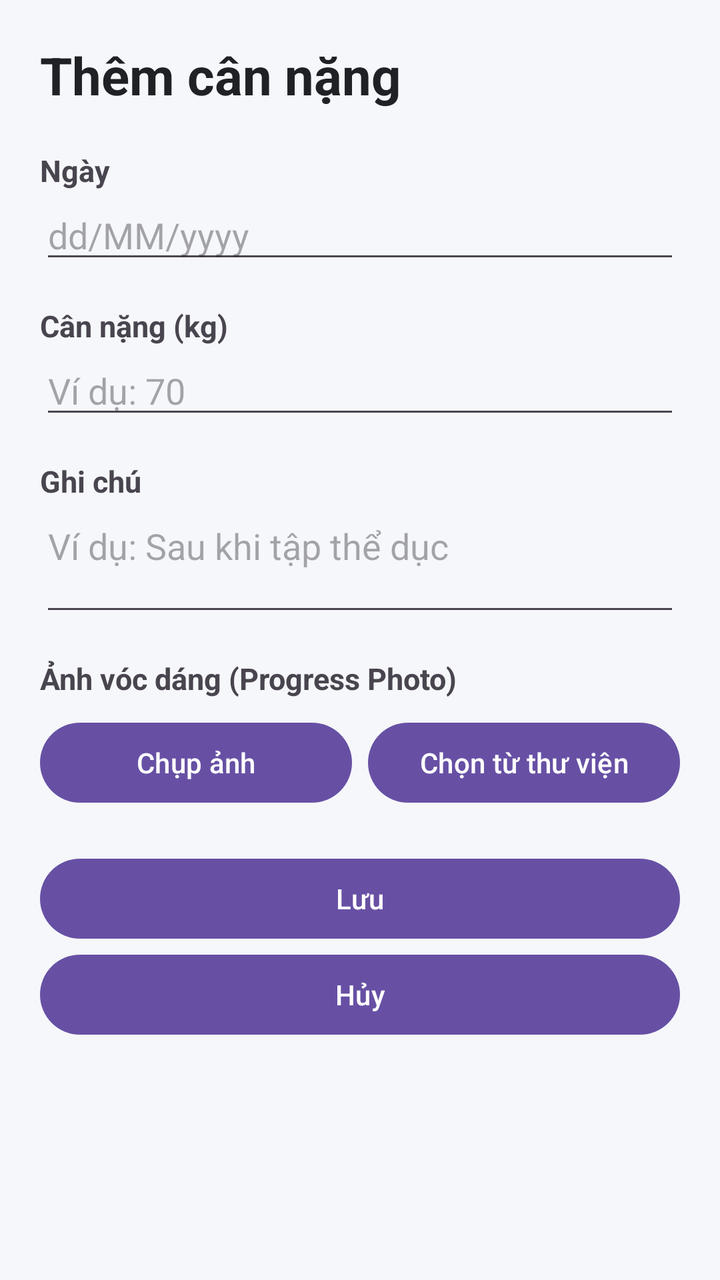
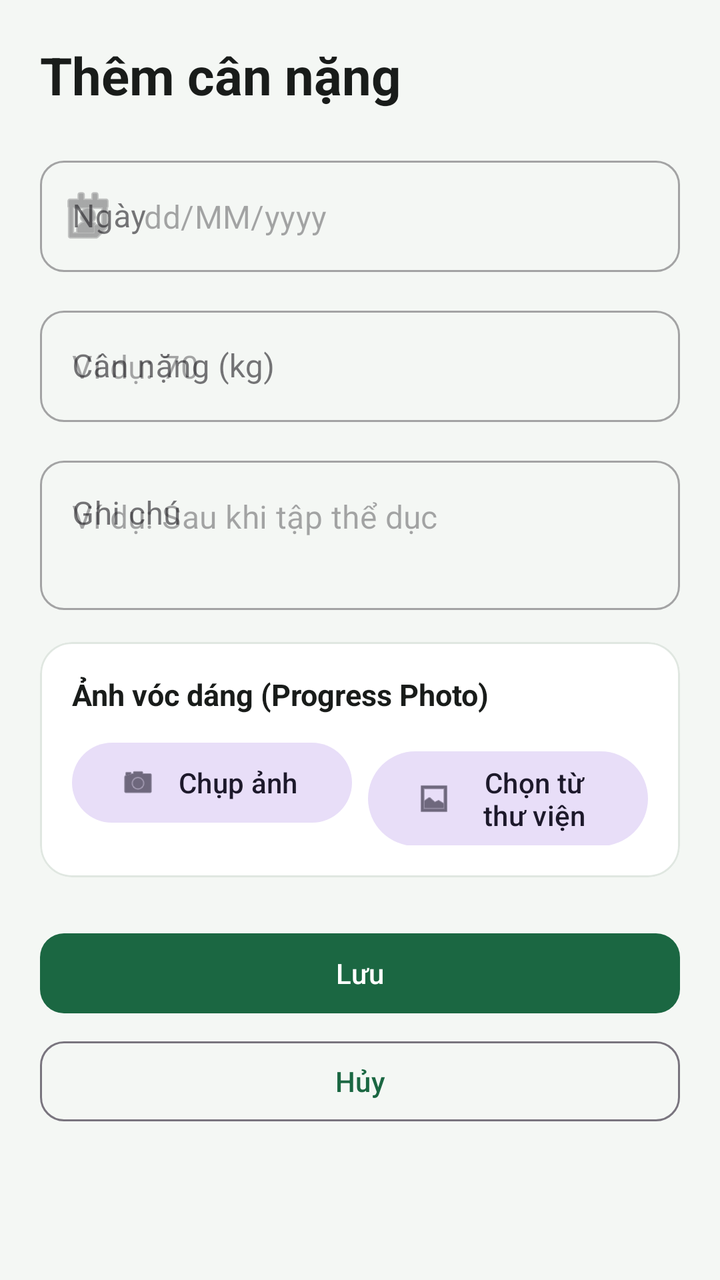

Before-and-after screenshots of an Android layout around one commit, followed by the original layout XML and the change that was made.
<!-- AndroidManifest.xml: application theme Theme.Theo_doi_can_nang -->
<!-- res/layout/activity_add_edit.xml -->
<?xml version="1.0" encoding="utf-8"?>
<ScrollView
    xmlns:android="http://schemas.android.com/apk/res/android"
    android:layout_width="match_parent"
    android:layout_height="match_parent"
    android:background="@color/app_background">

    <LinearLayout
        android:layout_width="match_parent"
        android:layout_height="wrap_content"
        android:orientation="vertical"
        android:padding="20dp">

        <TextView
            android:layout_width="wrap_content"
            android:layout_height="wrap_content"
            android:text="@string/add_weight"
            android:textSize="26sp"
            android:textStyle="bold"
            android:textColor="@color/app_text"/>

        

        <TextView
            android:layout_width="wrap_content"
            android:layout_height="wrap_content"
            android:layout_marginTop="20dp"
            android:text="@string/date"
            android:textSize="15sp"
            android:textStyle="bold"/>

        <EditText
            android:id="@+id/edtDate"
            android:layout_width="match_parent"
            android:layout_height="wrap_content"
            android:hint="@string/date_hint"
            android:inputType="date"
            android:autofillHints="date"/>

        

        <TextView
            android:id="@+id/tvWeightLabel"
            android:layout_width="wrap_content"
            android:layout_height="wrap_content"
            android:layout_marginTop="16dp"
            android:text="Cân nặng (kg)"
            android:textSize="15sp"
            android:textStyle="bold"/>

        <EditText
            android:id="@+id/edtWeight"
            android:layout_width="match_parent"
            android:layout_height="wrap_content"
            android:hint="Ví dụ: 70"
            android:inputType="numberDecimal"
            android:autofillHints="weight"/>

        

        <TextView
            android:layout_width="wrap_content"
            android:layout_height="wrap_content"
            android:layout_marginTop="16dp"
            android:text="@string/note"
            android:textSize="15sp"
            android:textStyle="bold"/>

        <EditText
            android:id="@+id/edtNote"
            android:layout_width="match_parent"
            android:layout_height="wrap_content"
            android:hint="@string/note_hint"
            android:inputType="textMultiLine|textNoSuggestions"
            android:minLines="2"
            android:gravity="top|start"
            android:autofillHints="none"/>

        

        <TextView
            android:layout_width="wrap_content"
            android:layout_height="wrap_content"
            android:layout_marginTop="16dp"
            android:text="@string/progress_photo"
            android:textSize="15sp"
            android:textStyle="bold"/>

        <ImageView
            android:id="@+id/imgProgressPhoto"
            android:layout_width="match_parent"
            android:layout_height="180dp"
            android:layout_marginTop="8dp"
            android:scaleType="centerCrop"
            android:adjustViewBounds="true"
            android:contentDescription="@string/progress_photo"
            android:visibility="gone" />

        <LinearLayout
            android:layout_width="match_parent"
            android:layout_height="wrap_content"
            android:layout_marginTop="8dp"
            android:orientation="horizontal">

            <Button
                android:id="@+id/btnTakePhoto"
                android:layout_width="0dp"
                android:layout_height="wrap_content"
                android:layout_weight="1"
                android:text="@string/take_photo" />

            <Button
                android:id="@+id/btnPickGallery"
                android:layout_width="0dp"
                android:layout_height="wrap_content"
                android:layout_marginStart="8dp"
                android:layout_weight="1"
                android:text="@string/choose_gallery" />

        </LinearLayout>

        <Button
            android:id="@+id/btnRemovePhoto"
            android:layout_width="match_parent"
            android:layout_height="wrap_content"
            android:layout_marginTop="6dp"
            android:text="@string/remove_photo"
            android:visibility="gone" />

        <Button
            android:id="@+id/btnSave"
            android:layout_width="match_parent"
            android:layout_height="wrap_content"
            android:layout_marginTop="20dp"
            android:text="@string/save"/>

        <Button
            android:id="@+id/btnCancel"
            android:layout_width="match_parent"
            android:layout_height="wrap_content"
            android:text="@string/cancel"/>

    </LinearLayout>

</ScrollView>
<!-- resources referenced by this layout -->
<resources>
  <color name="app_background">#F5F7FA</color>
  <color name="app_text">#202124</color>
  <string name="add_weight">Thêm cân nặng</string>
  <string name="cancel">Hủy</string>
  <string name="choose_gallery">Chọn từ thư viện</string>
  <string name="date">Ngày</string>
  <string name="date_hint">dd/MM/yyyy</string>
  <string name="note">Ghi chú</string>
  <string name="note_hint">Ví dụ: Sau khi tập thể dục</string>
  <string name="progress_photo">Ảnh vóc dáng (Progress Photo)</string>
  <string name="remove_photo">Xóa ảnh</string>
  <string name="save">Lưu</string>
  <string name="take_photo">Chụp ảnh</string>
  <style name="Theme.Theo_doi_can_nang" parent="Base.Theme.Theo_doi_can_nang" />
  <style name="Base.Theme.Theo_doi_can_nang" parent="Theme.Material3.DayNight.NoActionBar">
  
          
  
      </style>
</resources>

<!-- the commit's change to res/layout/activity_add_edit.xml (unified diff, before → after) -->
@@ -1,9 +1,11 @@
 <?xml version="1.0" encoding="utf-8"?>
-<ScrollView
+<androidx.core.widget.NestedScrollView
     xmlns:android="http://schemas.android.com/apk/res/android"
+    xmlns:app="http://schemas.android.com/apk/res-auto"
     android:layout_width="match_parent"
     android:layout_height="match_parent"
-    android:background="@color/app_background">
+    android:background="@color/app_background"
+    android:fillViewport="true">
 
     <LinearLayout
         android:layout_width="match_parent"
@@ -15,131 +17,181 @@
             android:layout_width="wrap_content"
             android:layout_height="wrap_content"
             android:text="@string/add_weight"
+            android:textColor="@color/app_text"
             android:textSize="26sp"
-            android:textStyle="bold"
-            android:textColor="@color/app_text"/>
+            android:textStyle="bold" />
 
         
-
-        <TextView
-            android:layout_width="wrap_content"
+        <com.google.android.material.textfield.TextInputLayout
+            style="@style/Widget.MaterialComponents.TextInputLayout.OutlinedBox"
+            android:layout_width="match_parent"
             android:layout_height="wrap_content"
             android:layout_marginTop="20dp"
-            android:text="@string/date"
-            android:textSize="15sp"
-            android:textStyle="bold"/>
+            android:hint="@string/date"
+            app:boxCornerRadiusBottomEnd="12dp"
+            app:boxCornerRadiusBottomStart="12dp"
+            app:boxCornerRadiusTopEnd="12dp"
+            app:boxCornerRadiusTopStart="12dp"
+            app:startIconDrawable="@android:drawable/ic_menu_my_calendar">
 
-        <EditText
-            android:id="@+id/edtDate"
+            <com.google.android.material.textfield.TextInputEditText
+                android:id="@+id/edtDate"
+                android:layout_width="match_parent"
+                android:layout_height="wrap_content"
+                android:autofillHints="date"
+                android:hint="@string/date_hint"
+                android:inputType="date" />
+
+        </com.google.android.material.textfield.TextInputLayout>
+
+        
+        <com.google.android.material.textfield.TextInputLayout
+            android:id="@+id/tvWeightLabelLayout"
+            style="@style/Widget.MaterialComponents.TextInputLayout.OutlinedBox"
             android:layout_width="match_parent"
             android:layout_height="wrap_content"
-            android:hint="@string/date_hint"
-            android:inputType="date"
-            android:autofillHints="date"/>
+            android:layout_marginTop="14dp"
+            android:hint="Cân nặng (kg)"
+            app:boxCornerRadiusBottomEnd="12dp"
+            app:boxCornerRadiusBottomStart="12dp"
+            app:boxCornerRadiusTopEnd="12dp"
+            app:boxCornerRadiusTopStart="12dp">
 
-        
+            <com.google.android.material.textfield.TextInputEditText
+                android:id="@+id/edtWeight"
+                android:layout_width="match_parent"
+                android:layout_height="wrap_content"
+                android:autofillHints="weight"
+                android:hint="Ví dụ: 70"
+                android:inputType="numberDecimal" />
+
+        </com.google.android.material.textfield.TextInputLayout>
 
         <TextView
             android:id="@+id/tvWeightLabel"
             android:layout_width="wrap_content"
             android:layout_height="wrap_content"
-            android:layout_marginTop="16dp"
-            android:text="Cân nặng (kg)"
-            android:textSize="15sp"
-            android:textStyle="bold"/>
+            android:visibility="gone" />
 
-        <EditText
-            android:id="@+id/edtWeight"
+        
+        <com.google.android.material.textfield.TextInputLayout
+            style="@style/Widget.MaterialComponents.TextInputLayout.OutlinedBox"
             android:layout_width="match_parent"
             android:layout_height="wrap_content"
-            android:hint="Ví dụ: 70"
-            android:inputType="numberDecimal"
-            android:autofillHints="weight"/>
+            android:layout_marginTop="14dp"
+            android:hint="@string/note"
+            app:boxCornerRadiusBottomEnd="12dp"
+            app:boxCornerRadiusBottomStart="12dp"
+            app:boxCornerRadiusTopEnd="12dp"
+            app:boxCornerRadiusTopStart="12dp">
+
+            <com.google.android.material.textfield.TextInputEditText
+                android:id="@+id/edtNote"
+                android:layout_width="match_parent"
+                android:layout_height="wrap_content"
+                android:autofillHints="none"
+                android:gravity="top|start"
+                android:hint="@string/note_hint"
+                android:inputType="textMultiLine|textNoSuggestions"
+                android:minLines="2" />
+
+        </com.google.android.material.textfield.TextInputLayout>
 
         
-
-        <TextView
-            android:layout_width="wrap_content"
+        <com.google.android.material.card.MaterialCardView
+            android:layout_width="match_parent"
             android:layout_height="wrap_content"
             android:layout_marginTop="16dp"
-            android:text="@string/note"
-            android:textSize="15sp"
-            android:textStyle="bold"/>
+            app:cardBackgroundColor="@color/app_card"
+            app:cardCornerRadius="16dp"
+            app:cardElevation="0dp"
+            app:strokeColor="@color/card_stroke"
+            app:strokeWidth="1dp">
 
-        <EditText
-            android:id="@+id/edtNote"
+            <LinearLayout
+                android:layout_width="match_parent"
+                android:layout_height="wrap_content"
+                android:orientation="vertical"
+                android:padding="16dp">
+
+                <TextView
+                    android:layout_width="wrap_content"
+                    android:layout_height="wrap_content"
+                    android:text="@string/progress_photo"
+                    android:textColor="@color/app_text"
+                    android:textSize="15sp"
+                    android:textStyle="bold" />
+
+                <com.google.android.material.imageview.ShapeableImageView
+                    android:id="@+id/imgProgressPhoto"
+                    android:layout_width="match_parent"
+                    android:layout_height="180dp"
+                    android:layout_marginTop="10dp"
+                    android:adjustViewBounds="true"
+                    android:contentDescription="@string/progress_photo"
+                    android:scaleType="centerCrop"
+                    android:visibility="gone"
+                    app:shapeAppearanceOverlay="@style/ShapeAppearance.Material3.Corner.Medium" />
+
+                <LinearLayout
+                    android:layout_width="match_parent"
+                    android:layout_height="wrap_content"
+                    android:layout_marginTop="10dp"
+                    android:orientation="horizontal">
+
+                    <com.google.android.material.button.MaterialButton
+                        android:id="@+id/btnTakePhoto"
+                        style="@style/Widget.Material3.Button.TonalButton"
+                        android:layout_width="0dp"
+                        android:layout_height="wrap_content"
+                        android:layout_weight="1"
+                        android:text="@string/take_photo"
+                        app:icon="@android:drawable/ic_menu_camera" />
+
+                    <com.google.android.material.button.MaterialButton
+                        android:id="@+id/btnPickGallery"
+                        style="@style/Widget.Material3.Button.TonalButton"
+                        android:layout_width="0dp"
+                        android:layout_height="wrap_content"
+                        android:layout_marginStart="8dp"
+                        android:layout_weight="1"
+                        android:text="@string/choose_gallery"
+                        app:icon="@android:drawable/ic_menu_gallery" />
+
+                </LinearLayout>
+
+                <com.google.android.material.button.MaterialButton
+                    android:id="@+id/btnRemovePhoto"
+                    style="@style/Widget.Material3.Button.OutlinedButton"
+                    android:layout_width="match_parent"
+                    android:layout_height="wrap_content"
+                    android:layout_marginTop="6dp"
+                    android:text="@string/remove_photo"
+                    android:textColor="@color/bmi_obese_text"
+                    android:visibility="gone" />
+
+            </LinearLayout>
+
+        </com.google.android.material.card.MaterialCardView>
+
+        
+        <com.google.android.material.button.MaterialButton
+            android:id="@+id/btnSave"
             android:layout_width="match_parent"
             android:layout_height="wrap_content"
-            android:hint="@string/note_hint"
-            android:inputType="textMultiLine|textNoSuggestions"
-            android:minLines="2"
-            android:gravity="top|start"
-            android:autofillHints="none"/>
+            android:layout_marginTop="24dp"
+            android:text="@string/save"
+            app:cornerRadius="12dp" />
 
-        
-
-        <TextView
-            android:layout_width="wrap_content"
-            android:layout_height="wrap_content"
-            android:layout_marginTop="16dp"
-            android:text="@string/progress_photo"
-            android:textSize="15sp"
-            android:textStyle="bold"/>
-
-        <ImageView
-            android:id="@+id/imgProgressPhoto"
-            android:layout_width="match_parent"
-            android:layout_height="180dp"
-            android:layout_marginTop="8dp"
-            android:scaleType="centerCrop"
-            android:adjustViewBounds="true"
-            android:contentDescription="@string/progress_photo"
-            android:visibility="gone" />
-
-        <LinearLayout
-            android:layout_width="match_parent"
-            android:layout_height="wrap_content"
-            android:layout_marginTop="8dp"
-            android:orientation="horizontal">
-
-            <Button
-                android:id="@+id/btnTakePhoto"
-                android:layout_width="0dp"
-                android:layout_height="wrap_content"
-                android:layout_weight="1"
-                android:text="@string/take_photo" />
-
-            <Button
-                android:id="@+id/btnPickGallery"
-                android:layout_width="0dp"
-                android:layout_height="wrap_content"
-                android:layout_marginStart="8dp"
-                android:layout_weight="1"
-                android:text="@string/choose_gallery" />
-
-        </LinearLayout>
-
-        <Button
-            android:id="@+id/btnRemovePhoto"
+        <com.google.android.material.button.MaterialButton
+            android:id="@+id/btnCancel"
+            style="@style/Widget.Material3.Button.OutlinedButton"
             android:layout_width="match_parent"
             android:layout_height="wrap_content"
             android:layout_marginTop="6dp"
-            android:text="@string/remove_photo"
-            android:visibility="gone" />
-
-        <Button
-            android:id="@+id/btnSave"
-            android:layout_width="match_parent"
-            android:layout_height="wrap_content"
-            android:layout_marginTop="20dp"
-            android:text="@string/save"/>
-
-        <Button
-            android:id="@+id/btnCancel"
-            android:layout_width="match_parent"
-            android:layout_height="wrap_content"
-            android:text="@string/cancel"/>
+            android:text="@string/cancel"
+            app:cornerRadius="12dp" />
 
     </LinearLayout>
 
-</ScrollView>
+</androidx.core.widget.NestedScrollView>
<!-- resource entries referenced after the edit -->
@@ -1,7 +1,10 @@
 <!-- resources referenced by this layout -->
 <resources>
-  <color name="app_background">#F5F7FA</color>
-  <color name="app_text">#202124</color>
+  <color name="app_background">#F4F7F4</color>
+  <color name="app_card">#FFFFFF</color>
+  <color name="app_text">#191C1A</color>
+  <color name="bmi_obese_text">#C62828</color>
+  <color name="card_stroke">#E0E7E1</color>
   <string name="add_weight">Thêm cân nặng</string>
   <string name="cancel">Hủy</string>
   <string name="choose_gallery">Chọn từ thư viện</string>
@@ -15,9 +18,17 @@
   <string name="take_photo">Chụp ảnh</string>
   <style name="Theme.Theo_doi_can_nang" parent="Base.Theme.Theo_doi_can_nang" />
   <style name="Base.Theme.Theo_doi_can_nang" parent="Theme.Material3.DayNight.NoActionBar">
-  
-          
-  
+          <item name="colorPrimary">@color/primary</item>
+          <item name="colorOnPrimary">@color/on_primary</item>
+          <item name="colorPrimaryContainer">@color/primary_container</item>
+          <item name="colorOnPrimaryContainer">@color/on_primary_container</item>
+          <item name="android:statusBarColor">@color/app_background</item>
+          <item name="android:windowLightStatusBar">true</item>
+          <item name="android:windowBackground">@color/app_background</item>
       </style>
+  <color name="primary">#1B6742</color>
+  <color name="on_primary">#FFFFFF</color>
+  <color name="primary_container">#D1E8D9</color>
+  <color name="on_primary_container">#002111</color>
 </resources>
 
